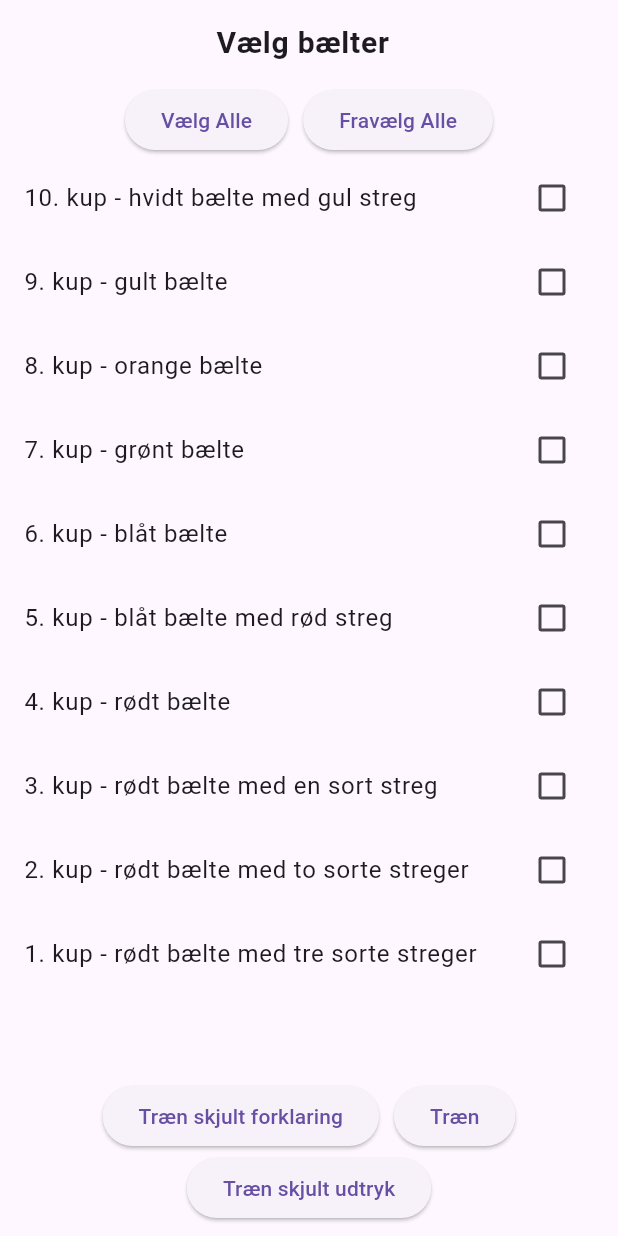
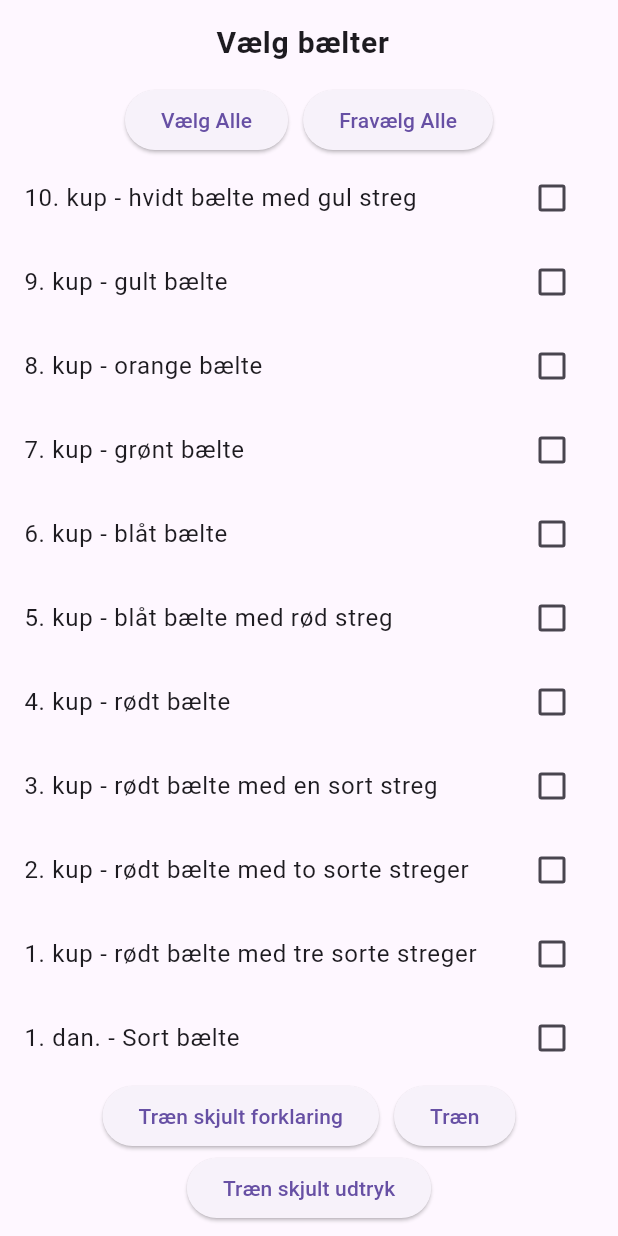
Before and after one commit to doktoren/taekwondo_app, a Flutter app: the TheoryTab screen opened directly, on a phone screen of 412 x 824 dp. Run offline on Flutter 3.47's test engine with Material 3 defaults, Android fonts, the light colour scheme and no system bars; our stand-ins replace flutter_markdown, shared_preferences; accounts and stored records are empty; network calls fail.

Commit message:
Add more theory questions to quiz

```diff
--- a/app/lib/screens/theory_data.dart
+++ b/app/lib/screens/theory_data.dart
@@ -365,4 +365,122 @@ final List<Belt> allBelts = [
       },
     },
   ),
+  Belt(
+    level: -1,
+    name: '1. dan. - Sort bælte',
+    categories: {
+      'Stand': {
+        'Haktari-seogi': 'Tranestand',
+      },
+      'Håndteknik': {
+        'Batangson teok chigi': 'Slag mod hage m. håndrod',
+        'Hansonnal momtong anmakki': 'Enkelt indadgående knivhåndsblokering',
+        'Keumgang makki': 'Diamant blokering',
+        'Keun-dolcheogi': 'Stort hængsel',
+        'Santeul-makki': 'Bjerg blokering',
+        'Anpalmok hecheyomakki': 'Midter sektion adskille blokering',
+      },
+      'Benteknik': {
+      },
+      'Teori': {
+      },
+    },
+  ),
+  Belt(
+    level: -2,
+    name: '2. dan. - Sort bælte',
+    categories: {
+      'Stand': {
+      },
+      'Håndteknik': {
+        'Sonnal arae hechyo makki': 'Lav sektion "adskille" blokering m. knivhånd',
+        'Keumgang momtong makki': 'Diamant blokering i midtersektion',
+        'Jageun dolcheogi': 'Lille hængsel',
+        'Miteuro paegi': 'Trækker rundt',
+      },
+      'Benteknik': {
+      },
+      'Teori': {
+      },
+    },
+  ),
+  Belt(
+    level: -3,
+    name: '3. dan. - Sort bælte',
+    categories: {
+      'Stand': {
+      },
+      'Håndteknik': {
+        'Geodeureo eolgol yeop makki': 'Høj hjælpe side blokering',
+        'Hechyo santeul makki': '"Adskille" bjerg blokering',
+        'Dan gyo teok-chigi': 'En hånd trækker og den anden udfører apchigi (deungjumeok)',
+        'Meonge-chigi': 'Albuestød til siderne',
+      },
+      'Benteknik': {
+        'Momdolmyeo yeopchagi': 'Drej krop og udfør yeopchagi',
+      },
+      'Teori': {
+      },
+    },
+  ),
+  Belt(
+    level: -4,
+    name: '4. dan. - Sort bælte',
+    categories: {
+      'Stand': {
+      },
+      'Håndteknik': {
+        'Sonnal arae eotgeoreo makki': 'Lav krydshåndsblokering m. knivhånd',
+        'Sonnaldeung momtong makki': 'Omvendt knivhåndsblokering i midter sektion',
+        'Keureo-olligi': 'Trækker opad',
+        'Hwangso makki': 'Okse blokering',
+        'Sonbadak geodeureo yeop makki': 'Håndfladen hjælper sideblokering',
+        'Bawi milgi': '"Skubber en stor sten"',
+        'Chet-tan-jireugi': 'Begge jumeok udfører slag i momtong',
+      },
+      'Benteknik': {
+      },
+      'Teori': {
+      },
+    },
+  ),
+  Belt(
+    level: -5,
+    name: '5. dan. - Sort bælte',
+    categories: {
+      'Stand': {
+      },
+      'Håndteknik': {
+        'Hansonnal eolgul makki': 'Enkelt knivhåndsblokering i høj sektion',
+        'Keumgang ap jireugi': 'Diamant fremadgående slag i midtersektion',
+        'Me-jumeok yeop pyojeok chigi': 'Pletslag til siden med lillefingersiden af knytnæve',
+      },
+      'Benteknik': {
+      },
+      'Teori': {
+      },
+    },
+  ),
+  Belt(
+    level: -6,
+    name: '6. dan. - Sort bælte',
+    categories: {
+      'Stand': {
+      },
+      'Håndteknik': {
+        'Nalgae pyogi': 'Spredte vinger',
+        'Bam-jumeok sosum jireugi': 'Kastanje-næve slag mod hals',
+        'Hwidullo makki': '”Skubbe væk”',
+        'Hwidullo jabadangkigi': '”Fange og skubbe væk”',
+        'Keumgang yeop jireugi': 'Diamant knytnæveslag til siden',
+        'Taesan milgi': 'Skubber et stort bjerg',
+        'Sonnal oesanteul makki': 'En hånds bjerg blokering med knivhånd',
+        'An-palmok momtong biteuro makki': 'Vride blokering med inderside af underarm',
+      },
+      'Benteknik': {
+      },
+      'Teori': {
+      },
+    },
+  ),
 ];
```
Also changed, not shown: 1 other file.
